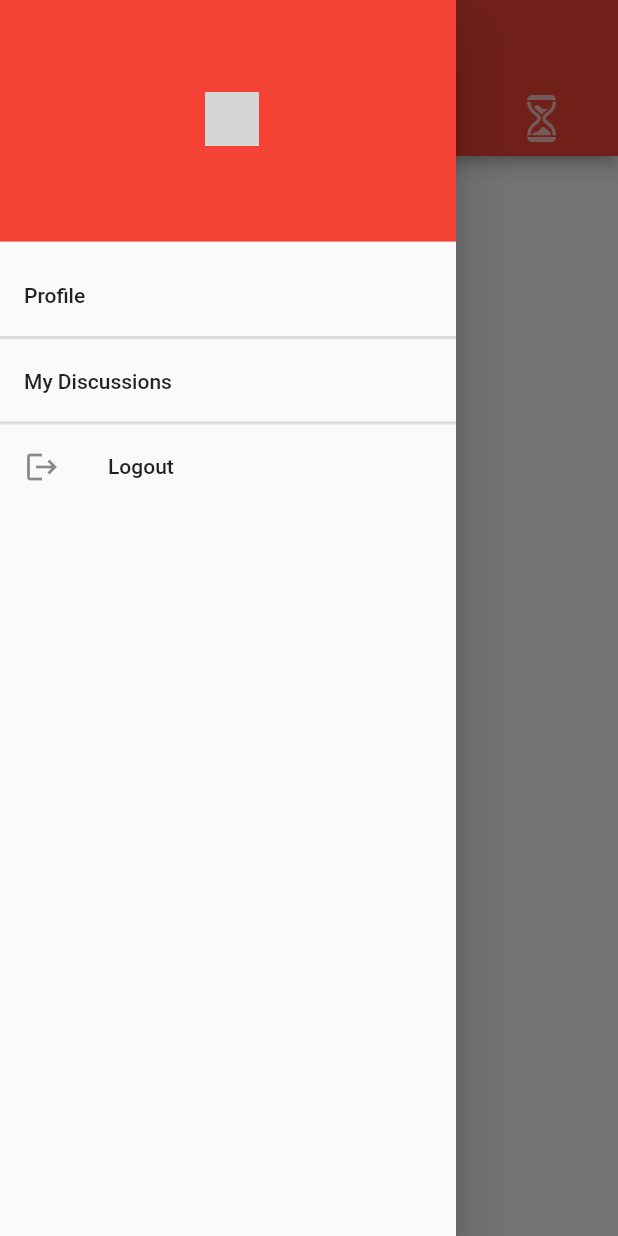
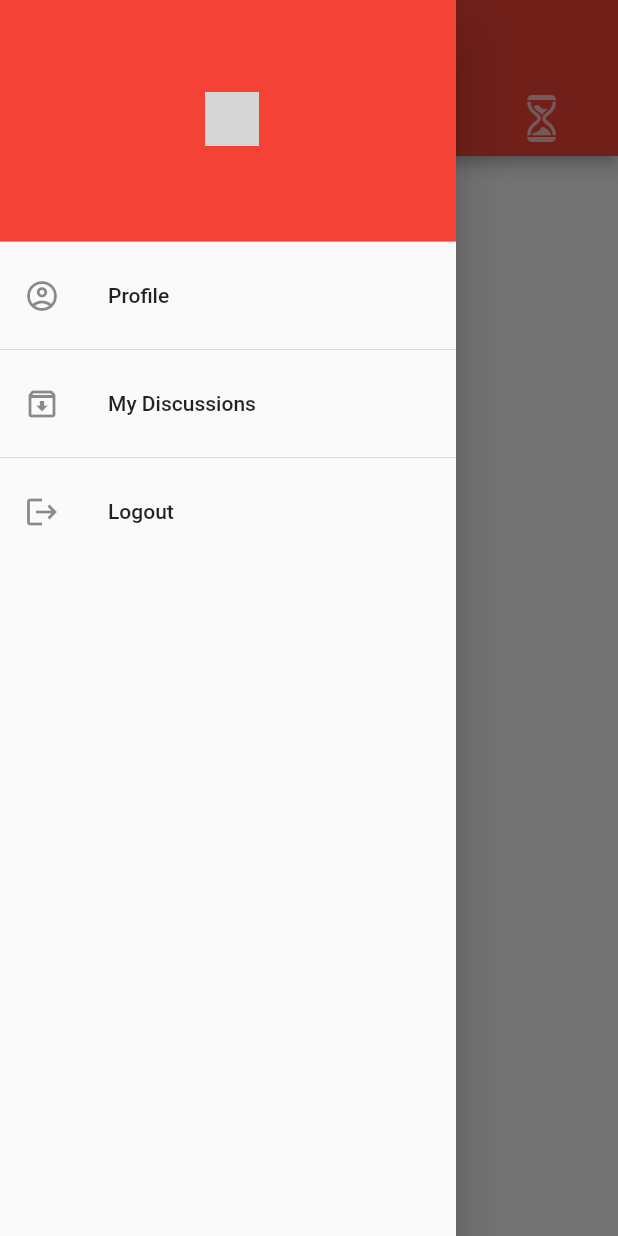
Before and after one commit to abdelrahmansweilam/GUCFlexTeach, a Flutter app: the screen it shows once a user with an empty profile is signed in, with the side drawer open, on a phone screen of 412 x 824 dp. Run offline on Flutter 3.47's test engine with Material 2 defaults, Android fonts, the phone set to English and light mode, and no system bars; our stand-ins replace cloud_firestore, firebase_auth, firebase_core, firebase_messaging; accounts and stored records are empty; grey boxes are pictures that could not be loaded.

Commit message:
Finishing Touchs.

```diff
--- a/lib/Models/course.dart
+++ b/lib/Models/course.dart
@@ -1,8 +1,15 @@
 // ignore_for_file: file_names
+
+import 'package:flexteach/Models/deadline.dart';
 
 class Course {
   String name;
   String code;
   List<dynamic> instructors;
-  Course({required this.code, required this.name, required this.instructors});
+  List<Deadline> deadlines;
+  Course(
+      {required this.code,
+      required this.name,
+      required this.instructors,
+      required this.deadlines});
 }
--- a/lib/Routes/add_notifications_screen.dart
+++ b/lib/Routes/add_notifications_screen.dart
@@ -50,7 +50,7 @@ class _AddNotificationsScreenState extends State<AddNotificationsScreen> {
 
   @override
   Widget build(BuildContext context) {
-    return Center(
+    return SingleChildScrollView(
       child: Column(
         children: [
           Card(
--- a/lib/Routes/home_page.dart
+++ b/lib/Routes/home_page.dart
@@ -20,12 +20,7 @@ class HomePage extends StatefulWidget {
 }
 
 class _HomePageState extends State<HomePage> {
-  List<Widget> tabsScreens = [
-    const DiscussionsScreen(),
-    const CoursesScreen(),
-    const NotificationsScreen(),
-    const DeadlinesScreen(),
-  ];
+  List<Widget> tabsScreens = [];
 
   var selectedTabIndex = 0;
   void switchPage(int index) {
@@ -41,8 +36,9 @@ class _HomePageState extends State<HomePage> {
   @override
   void initState() {
     var currentUserId = FirebaseAuth.instance.currentUser!.uid;
-    var myProvider = Provider.of<UserInfoProvider>(context, listen: false);
-    myProvider.fetchUserInfoFromServer(currentUserId);
+    var userInfoProvider =
+        Provider.of<UserInfoProvider>(context, listen: false);
+    userInfoProvider.fetchUserInfoFromServer(currentUserId);
     var fcm = FirebaseMessaging.instance;
     fcm.requestPermission();
     FirebaseMessaging.onMessage.listen((RemoteMessage message) {
@@ -59,7 +55,7 @@ class _HomePageState extends State<HomePage> {
             'Message also contained a notification: ${message.notification!.body}');
       }
     });
-    for (var element in myProvider.getCourses) {
+    for (var element in userInfoProvider.getCourses) {
       fcm.subscribeToTopic(element as String);
       print("Subscribed to " + element);
     }
@@ -73,15 +69,26 @@ class _HomePageState extends State<HomePage> {
     final userInfoProvider = Provider.of<UserInfoProvider>(context);
     final name = userInfoProvider.getName;
     final isInstructor = userInfoProvider.getIsInstructor;
-    if (isInstructor) {
+    // if (showNotification) displaySnackBar();
+    if (userInfoProvider.isInstructor) {
+      setState(() {
         tabsScreens = [
           const DiscussionsScreen(),
           const CoursesScreen(),
           const NotificationsScreen(),
           const AddNotificationsScreen(),
         ];
+      });
+    } else {
+      setState(() {
+        tabsScreens = [
+          const DiscussionsScreen(),
+          const CoursesScreen(),
+          const NotificationsScreen(),
+          const DeadlinesScreen()
+        ];
+      });
     }
-    // if (showNotification) displaySnackBar();
     if (Platform.isIOS) {
       //iOS Code
       return Scaffold(
@@ -100,26 +107,22 @@ class _HomePageState extends State<HomePage> {
                 ),
               ),
               ListTile(
+                leading: const Icon(Icons.account_circle_outlined),
                 title: const Text('Profile'),
                 onTap: () {
                   Navigator.of(context).pushNamed('/profileRoute');
                 },
               ),
-              const Divider(
-                height: 1,
-                thickness: 2,
-              ),
+              const Divider(),
               if (!isInstructor)
                 ListTile(
+                  leading: const Icon(Icons.archive_outlined),
                   title: const Text('My Discussions'),
                   onTap: () {
                     Navigator.of(context).pushNamed('/mydiscussions');
                   },
                 ),
-              const Divider(
-                height: 1,
-                thickness: 2,
-              ),
+              if (!isInstructor) const Divider(),
               ListTile(
                 leading: const Icon(Icons.logout),
                 title: const Text('Logout'),
@@ -135,7 +138,7 @@ class _HomePageState extends State<HomePage> {
                 },
               ),
             ],
-          ), // Populate the Drawer in the next step.
+          ),
         ),
         appBar: AppBar(
           backgroundColor: Colors.red,
@@ -205,32 +208,28 @@ class _HomePageState extends State<HomePage> {
                   ),
                 ),
                 ListTile(
+                  leading: const Icon(Icons.account_circle_outlined),
                   title: const Text('Profile'),
                   onTap: () {
                     Navigator.of(context).pushNamed('/profileRoute');
                   },
                 ),
-                const Divider(
-                  height: 1,
-                  thickness: 2,
-                ),
+                const Divider(),
                 ListTile(
+                  leading: const Icon(Icons.archive_outlined),
                   title: const Text('My Discussions'),
                   onTap: () {
                     Navigator.of(context).pushNamed('/mydiscussions');
                   },
                 ),
-                const Divider(
-                  height: 1,
-                  thickness: 2,
-                ),
+                const Divider(),
                 ListTile(
                   leading: const Icon(Icons.logout),
                   title: const Text('Logout'),
                   onTap: () {
                     FirebaseAuth.instance.signOut();
                     Navigator.of(context).pushNamedAndRemoveUntil(
-                        '/loginRoute', (Route<dynamic> route) => false);
+                        '/', (Route<dynamic> route) => false);
                   },
                 ),
               ],
```
Also changed, not shown: lib/Backend/course_description.dart (+18 -10 lines), lib/Backend/notifications.dart (+27 -0 lines), lib/Backend/user_discussions.dart (+2 -6 lines), lib/Routes/complete_signup_screen.dart (+1 -6 lines), lib/Routes/course_screen.dart (+97 -21 lines), lib/Routes/discussion_screen.dart (+5 -8 lines), lib/Routes/profile_screen.dart (+16 -13 lines). Lines whose indentation alone changed are shown as unchanged.
